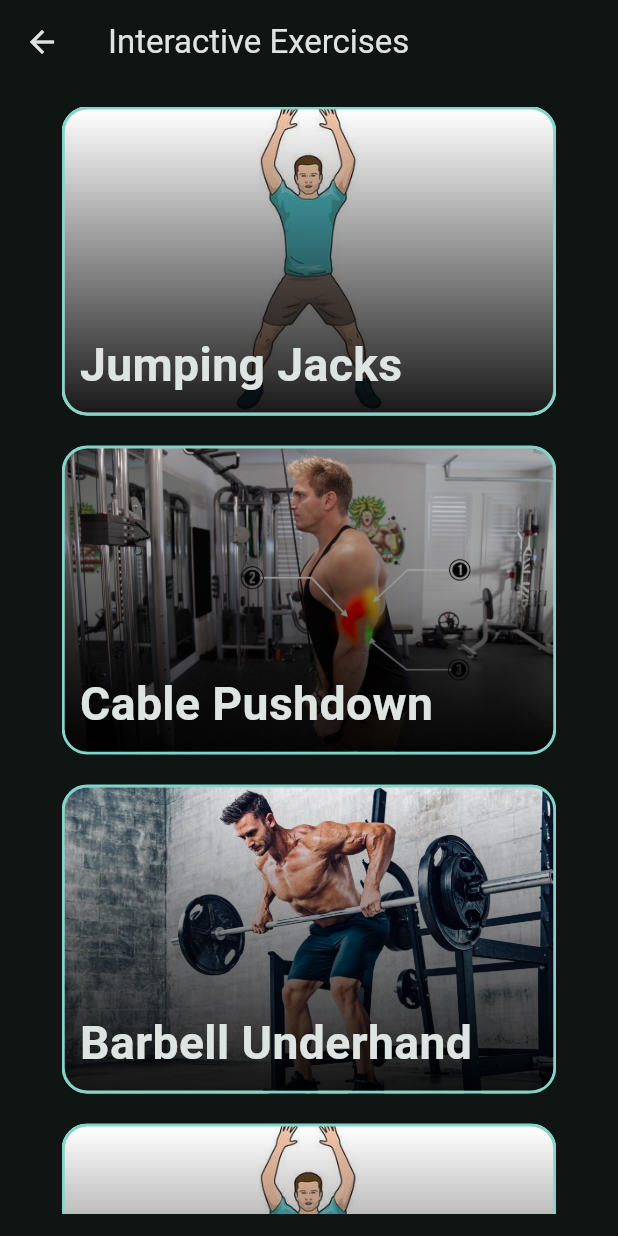
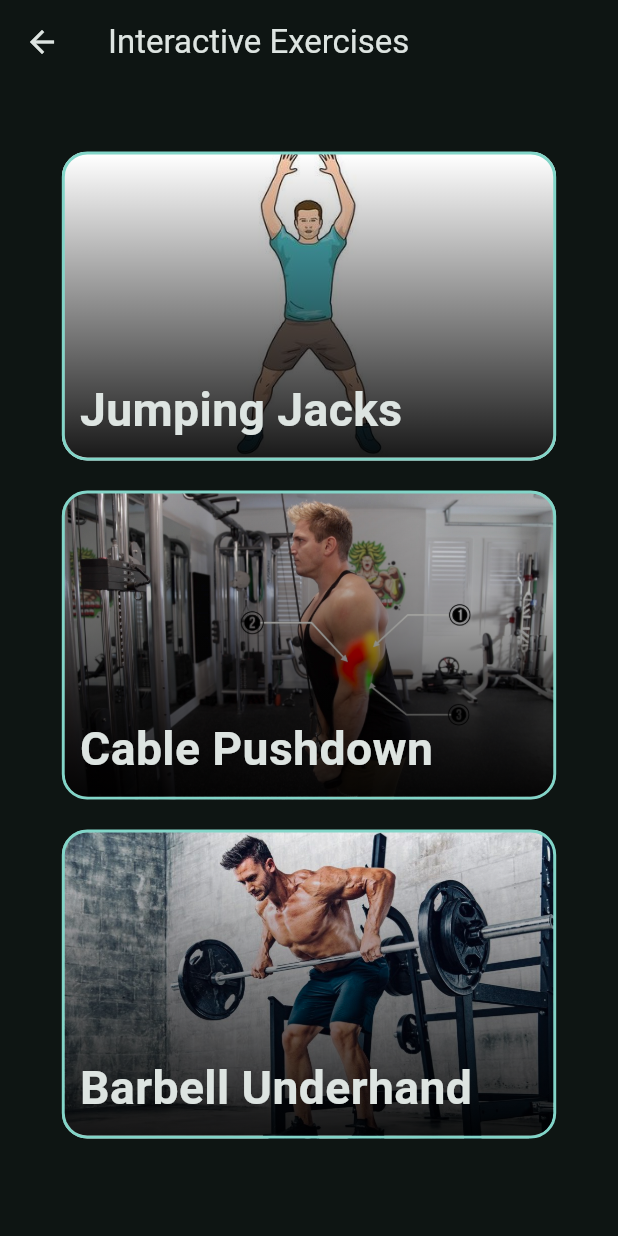
Before and after one commit to hkumar23/OrthoScan, a Flutter app: the ProfileScreen screen opened by its route, after a tap on "Home", after a tap on "Interactive Exercises", on a phone screen of 412 x 824 dp. Run offline on Flutter 3.47's test engine with Material 3 defaults, Android fonts, the phone set to English and light mode, and no system bars; our stand-ins replace camera, carousel_slider, cloud_firestore, firebase_auth, firebase_core, firebase_storage and 2 more; missing offline and left inert: google_mlkit_commons, google_mlkit_pose_detection; accounts and stored records are empty; network calls fail.

Commit message:
included different exercises functions in utils.dart

```diff
--- a/lib/knock_knee_detection/vision_detector_views/camera_view.dart
+++ b/lib/knock_knee_detection/vision_detector_views/camera_view.dart
@@ -105,9 +105,7 @@ class _CameraViewState extends State<CameraView> {
           if (widget.isExercise == false) _detectionViewModeToggle(),
           _zoomControl(),
           _exposureControl(),
-          widget.percentText!.contains("exercise")
-              ? _exerciseResultBox()
-              : _resultBox(),
+          widget.isExercise == true ? _exerciseResultBox() : _resultBox(),
           // _exerciseResultBox() //BYME:
         ],
       ),
--- a/lib/knock_knee_detection/vision_detector_views/detector_view.dart
+++ b/lib/knock_knee_detection/vision_detector_views/detector_view.dart
@@ -21,6 +21,7 @@ class DetectorView extends StatefulWidget {
     this.onCameraLensDirectionChanged,
     this.percentText,
     required this.isExercise, //BYME:
+    // required this.exerciseType, //BYME:
   });
 
   final String title;
@@ -34,6 +35,7 @@ class DetectorView extends StatefulWidget {
   final CameraLensDirection initialCameraLensDirection;
   final String? percentText; //BYME:
   final bool isExercise; //BYME:
+  // int exerciseType; //BYME:
 
   @override
   State<DetectorView> createState() => _DetectorViewState();
--- a/lib/screens/exercise_screen.dart
+++ b/lib/screens/exercise_screen.dart
@@ -1,4 +1,5 @@
 import 'package:flutter/material.dart';
+import 'package:orthoscan2/utils/exercise_type.dart';
 import 'package:orthoscan2/widgets/exercise_item.dart';
 
 class ExerciseScreen extends StatelessWidget {
@@ -12,7 +13,7 @@ class ExerciseScreen extends StatelessWidget {
         ),
         body: Container(
           alignment: Alignment.center,
-          padding: const EdgeInsets.all(15),
+          padding: const EdgeInsets.symmetric(horizontal: 15),
           child: const SingleChildScrollView(
             child: Column(
               mainAxisAlignment: MainAxisAlignment.center,
@@ -21,26 +22,29 @@ class ExerciseScreen extends StatelessWidget {
                   imageUrl: "assets/images/Jumping_jack_image.jpg",
                   exerciseName: "Jumping Jacks",
                   gifUrl: "assets/gifs/Jumping_jacks_animation.gif",
+                  type: ExcerciseType.jumpingJacks,
                 ),
                 SizedBox(height: 20),
                 ExcerciseItem(
                   imageUrl: "assets/images/Cable_pushdown_image.jpg",
                   exerciseName: "Cable Pushdown",
                   gifUrl: "assets/gifs/Cable_pushdown_animation.gif",
+                  type: ExcerciseType.cablePushdown,
                 ),
                 SizedBox(height: 20),
                 ExcerciseItem(
                   imageUrl: "assets/images/Barbell_underhand_image.jpg",
                   exerciseName: "Barbell Underhand",
                   gifUrl: "assets/gifs/Barbell__underhand_animation.gif",
+                  type: ExcerciseType.barbellUnderhand,
                 ),
                 SizedBox(height: 20),
-                ExcerciseItem(
-                  imageUrl: "assets/images/Jumping_jack_image.jpg",
-                  exerciseName: "Jumping Jacks",
-                  gifUrl: "assets/gifs/Jumping_jacks_animation.gif",
-                ),
-                SizedBox(height: 20),
+                // ExcerciseItem(
+                //   imageUrl: "assets/images/Jumping_jack_image.jpg",
+                //   exerciseName: "Jumping Jacks",
+                //   gifUrl: "assets/gifs/Jumping_jacks_animation.gif",
+                // ),
+                // SizedBox(height: 20),
               ],
             ),
           ),
--- a/lib/screens/profile_screen.dart
+++ b/lib/screens/profile_screen.dart
@@ -11,10 +11,7 @@ import 'package:provider/provider.dart';
 class ProfileScreen extends StatelessWidget {
   static const routeName = '/profile-screen';
   // File? userImage;
-  ProfileScreen(
-    this.toggleAppTheme,
-    this.themeBrightness,
-    );
+  ProfileScreen(this.toggleAppTheme, this.themeBrightness, {super.key});
   Brightness themeBrightness;
   void Function() toggleAppTheme;
 
@@ -22,8 +19,8 @@ class ProfileScreen extends StatelessWidget {
 
   @override
   Widget build(BuildContext context) {
-    final currUser=FirebaseAuth.instance.currentUser;
-    Color primColor=Theme.of(context).colorScheme.primary;
+    final currUser = FirebaseAuth.instance.currentUser;
+    Color primColor = Theme.of(context).colorScheme.primary;
 
     return Scaffold(
       resizeToAvoidBottomInset: false,
@@ -33,29 +30,35 @@ class ProfileScreen extends StatelessWidget {
       body: Stack(
         children: [
           Container(
-            height: MediaQuery.of(context).size.height*0.45,
+            height: MediaQuery.of(context).size.height * 0.45,
             decoration: BoxDecoration(
                 image: DecorationImage(
-                image: const NetworkImage("https://cdn.wallpapersafari.com/56/84/YCLrBl.jpg"),
+                    image: const NetworkImage(
+                        "https://cdn.wallpapersafari.com/56/84/YCLrBl.jpg"),
                     fit: BoxFit.cover,
                     opacity: 0.5,
                     colorFilter: ColorFilter.mode(
                       primColor,
-                  BlendMode.multiply,)
-                )
-            ),
+                      BlendMode.multiply,
+                    ))),
           ),
           Column(
             children: [
               Flexible(
                 flex: 1,
                 child: StreamBuilder(
-                  stream: FirebaseFirestore.instance.collection("users").doc(currUser!.uid).snapshots(),
+                    stream: FirebaseFirestore.instance
+                        .collection("users")
+                        .doc(currUser!.uid)
+                        .snapshots(),
                     builder: (context, userSnapshot) {
-                    final userData=userSnapshot.data;
-                    if(userSnapshot.connectionState == ConnectionState.waiting ||
-                    userData==null){
-                      return const Center(child: CircularProgressIndicator(),);
+                      final userData = userSnapshot.data;
+                      if (userSnapshot.connectionState ==
+                              ConnectionState.waiting ||
+                          userData == null) {
+                        return const Center(
+                          child: CircularProgressIndicator(),
+                        );
                       }
                       return Column(
                           mainAxisAlignment: MainAxisAlignment.end,
@@ -69,28 +72,40 @@ class ProfileScreen extends StatelessWidget {
                                       blurRadius: 15,
                                       offset: const Offset(0, 5),
                                     )
-                            ]
-                          ),
+                                  ]),
                               child: CircleAvatar(
                                 radius: 70,
-                            backgroundImage: NetworkImage(userData["userImageUrl"]),
+                                backgroundImage:
+                                    NetworkImage(userData["userImageUrl"]),
                               ),
                             ),
-                        const SizedBox(height: 5,),
+                            const SizedBox(
+                              height: 5,
+                            ),
                             Text(
                               userData["username"],
-                          style: Theme.of(context).textTheme.headlineLarge!.copyWith(
-                            color: Theme.of(context).colorScheme.onInverseSurface,
+                              style: Theme.of(context)
+                                  .textTheme
+                                  .headlineLarge!
+                                  .copyWith(
+                                      color: Theme.of(context)
+                                          .colorScheme
+                                          .onInverseSurface,
                                       fontWeight: FontWeight.bold),
                             ),
                             Text(
                               userData["email"],
-                          style: Theme.of(context).textTheme.bodyLarge!.copyWith(
-                            color: Theme.of(context).colorScheme.onInverseSurface,
-                            fontWeight: FontWeight.bold),),
+                              style: Theme.of(context)
+                                  .textTheme
+                                  .bodyLarge!
+                                  .copyWith(
+                                      color: Theme.of(context)
+                                          .colorScheme
+                                          .onInverseSurface,
+                                      fontWeight: FontWeight.bold),
+                            ),
                           ]);
-                  }
-                ),
+                    }),
               ),
               Flexible(
                 flex: 2,
@@ -103,38 +118,61 @@ class ProfileScreen extends StatelessWidget {
                       child: Column(
                         mainAxisSize: MainAxisSize.min,
                         children: [
-                                  const SizedBox(height: 20,),
+                          const SizedBox(
+                            height: 20,
+                          ),
                           ListTile(
                             leading: const Icon(Icons.edit),
-                                    title: const Text("Edit Name",style: TextStyle(fontWeight: FontWeight.bold),),
+                            title: const Text(
+                              "Edit Name",
+                              style: TextStyle(fontWeight: FontWeight.bold),
+                            ),
                             trailing: const Icon(Icons.arrow_forward_rounded),
-                                    onTap: (){
+                            onTap: () {
                               showDialog(
                                 context: context,
-                                        builder: (BuildContext context){
+                                builder: (BuildContext context) {
                                   return AlertDialog(
-                                            backgroundColor: Theme.of(context).colorScheme.secondaryContainer,
+                                    backgroundColor: Theme.of(context)
+                                        .colorScheme
+                                        .secondaryContainer,
                                     title: Text(
                                       "Choose a New Name",
-                                              style: Theme.of(context).textTheme.headlineSmall,
+                                      style: Theme.of(context)
+                                          .textTheme
+                                          .headlineSmall,
                                     ),
                                     content: TextField(
                                       controller: _updateNameController,
-                                                        decoration: const InputDecoration(border: OutlineInputBorder()),
+                                      decoration: const InputDecoration(
+                                          border: OutlineInputBorder()),
                                     ),
                                     actions: [
                                       OutlinedButton(
-                                                onPressed: () => Navigator.of(context).pop(),
+                                        onPressed: () =>
+                                            Navigator.of(context).pop(),
                                         child: const Text("Close"),
                                       ),
                                       FilledButton(
                                         onPressed: () async {
-                                                    await FirebaseFirestore.instance.collection("users").doc(currUser.uid).update({"username":_updateNameController.text.trim()});
+                                          await FirebaseFirestore.instance
+                                              .collection("users")
+                                              .doc(currUser.uid)
+                                              .update({
+                                            "username": _updateNameController
+                                                .text
+                                                .trim()
+                                          });
                                           Navigator.of(context).pop();
-                                                    ScaffoldMessenger.of(context).showSnackBar(
+                                          ScaffoldMessenger.of(context)
+                                              .showSnackBar(
                                             SnackBar(
-                                                        backgroundColor: Theme.of(context).colorScheme.primary,
-                                                        content: const Text("Information Updated")),
+                                                backgroundColor:
+                                                    Theme.of(context)
+                                                        .colorScheme
+                                                        .primary,
+                                                content: const Text(
+                                                    "Information Updated")),
                                           );
                                         },
                                         child: const Text("Update"),
@@ -145,44 +183,62 @@ class ProfileScreen extends StatelessWidget {
                               );
                             },
                           ),
-                                  ListTile(
-                                    leading: const Icon(Icons.image),
-                                    title: const Text("Change Profile Image",style: TextStyle(fontWeight: FontWeight.bold),),
-                                    trailing: const Icon(Icons.arrow_forward_rounded),
-                                    onTap: (){},
-                                  ),
+                          // ListTile(
+                          //   leading: const Icon(Icons.image),
+                          //   title: const Text(
+                          //     "Change Profile Image",
+                          //     style: TextStyle(fontWeight: FontWeight.bold),
+                          //   ),
+                          //   trailing: const Icon(Icons.arrow_forward_rounded),
+                          //   onTap: () {
+
+                          //   },
+                          // ),
                           ListTile(
                             leading: const Icon(Icons.lock),
-                                    title: const Text("Change Password",style: TextStyle(fontWeight: FontWeight.bold),),
+                            title: const Text(
+                              "Change Password",
+                              style: TextStyle(fontWeight: FontWeight.bold),
+                            ),
                             trailing: const Icon(Icons.arrow_forward_rounded),
-                                    onTap: (){
+                            onTap: () {
                               showDialog(
                                 context: context,
-                                        builder: (BuildContext context){
+                                builder: (BuildContext context) {
                                   return AlertDialog(
-                                            backgroundColor: Theme.of(context).colorScheme.secondaryContainer,
-                                            title: const Text("Confirm Password Change"),
+                                    backgroundColor: Theme.of(context)
+                                        .colorScheme
+                                        .secondaryContainer,
+                                    title:
+                                        const Text("Confirm Password Change"),
                                     actions: [
                                       FilledButton(
-                                                onPressed: (){
-                                                  Provider.of<Auth>(context,listen: false).resetPassword(currUser.email!, context);
+                                        onPressed: () {
+                                          Provider.of<Auth>(context,
+                                                  listen: false)
+                                              .resetPassword(
+                                                  currUser.email!, context);
                                           Navigator.of(context).pop();
-                                                  ScaffoldMessenger.of(context).showSnackBar(
+                                          ScaffoldMessenger.of(context)
+                                              .showSnackBar(
                                             SnackBar(
-                                                        backgroundColor: Theme.of(context).colorScheme.primary,
+                                                backgroundColor:
+                                                    Theme.of(context)
+                                                        .colorScheme
+                                                        .primary,
                                                 content: const Text(
                                                   "Password reset email sent successfully",
                                                   // style: TextStyle(fontWeight: FontWeight.bold),
                                                 )),
                                           );
                                         },
-                                                child: Text("Yes"),
+                                        child: const Text("Yes"),
                                       ),
                                       OutlinedButton(
-                                                onPressed: (){
+                                        onPressed: () {
                                           Navigator.of(context).pop();
                                         },
-                                                child: Text("No"),
+                                        child: const Text("No"),
                                       )
                                     ],
                                   );
@@ -190,69 +246,95 @@ class ProfileScreen extends StatelessWidget {
                               );
                             },
                           ),
+                          // ListTile(
+                          //   leading: const Icon(Icons.history),
+                          //   title: const Text(
+                          //     "History and Progress",
+                          //     style: TextStyle(fontWeight: FontWeight.bold),
+                          //   ),
+                          //   trailing: const Icon(Icons.arrow_forward_rounded),
+                          //   onTap: () {
+                          //     Navigator.of(context)
+                          //         .pushNamed(HistoryAndProgress.routeName);
+                          //   },
+                          // ),
                           ListTile(
-                                    leading: const Icon(Icons.history),
-                                    title: const Text("History and Progress",style: TextStyle(fontWeight: FontWeight.bold),),
+                            leading: const Icon(Icons.home),
+                            title: const Text(
+                              "Home",
+                              style: TextStyle(fontWeight: FontWeight.bold),
+                            ),
                             trailing: const Icon(Icons.arrow_forward_rounded),
-                                    onTap: (){
-                                      Navigator.of(context).pushNamed(HistoryAndProgress.routeName);
+                            onTap: () {
+                              Navigator.of(context)
+                                  .pushReplacementNamed(HomeScreen.routeName);
                             },
                           ),
                           ListTile(
-                                    leading: const Icon(Icons.home),
-                                    title: const Text("Home",style: TextStyle(fontWeight: FontWeight.bold),),
-                                    trailing: const Icon(Icons.arrow_forward_rounded),
-                                    onTap: () {
-                                      Navigator.of(context).pushReplacementNamed(HomeScreen.routeName);
-                                    },
+                            leading: Icon(themeBrightness == Brightness.light
+                                ? Icons.dark_mode
+                                : Icons.light_mode),
+                            title: const Text(
+                              "Switch Theme",
+                              style: TextStyle(fontWeight: FontWeight.bold),
                             ),
-                                  ListTile(
-                                    leading: Icon(
-                                      themeBrightness==Brightness.light ?
-                                      Icons.dark_mode:
-                                      Icons.light_mode),
-                                    title: const Text("Switch Theme",style: TextStyle(fontWeight: FontWeight.bold),),
                             trailing: const Icon(Icons.arrow_forward),
                             onTap: toggleAppTheme,
                           ),
                           ListTile(
                             leading: const Icon(Icons.feedback),
-                                    title: const Text("Feedback",style: TextStyle(fontWeight: FontWeight.bold),),
+                            title: const Text(
+                              "Feedback",
+                              style: TextStyle(fontWeight: FontWeight.bold),
+                            ),
                             trailing: const Icon(Icons.arrow_forward_rounded),
-                                    onTap: (){
-                                      Navigator.of(context).pushNamed(FeedbackScreen.routeName);
+                            onTap: () {
+                              Navigator.of(context)
+                                  .pushNamed(FeedbackScreen.routeName);
                             },
                           ),
                           ListTile(
-                                    leading: Icon(Icons.logout),
-                                    title: Text("Logout",style: TextStyle(fontWeight: FontWeight.bold),),
-                                    trailing: Icon(Icons.arrow_forward_rounded),
+                            leading: const Icon(Icons.logout),
+                            title: const Text(
+                              "Logout",
+                              style: TextStyle(fontWeight: FontWeight.bold),
+                            ),
+                            trailing: const Icon(Icons.arrow_forward_rounded),
                             iconColor: Colors.redAccent,
                             textColor: Colors.redAccent,
-                                    onTap: (){
+                            onTap: () {
                               showDialog(
                                 context: context,
-                                        builder: (BuildContext context){
+                                builder: (BuildContext context) {
                                   return AlertDialog(
-                                            backgroundColor: Theme.of(context).colorScheme.tertiaryContainer,
-                                          title: const Text("Are you sure you want to logout?"),
+                                    backgroundColor: Theme.of(context)
+                                        .colorScheme
+                                        .tertiaryContainer,
+                                    title: const Text(
+                                        "Are you sure you want to logout?"),
                                     actions: [
                                       OutlinedButton(
-                                              onPressed: (){
-                                                Provider.of<Auth>(context,listen: false).logout(context);
+                                        onPressed: () {
+                                          Provider.of<Auth>(context,
+                                                  listen: false)
+                                              .logout(context);
                                         },
-                                              child: Text("Yes"),
+                                        child: const Text("Yes"),
                                       ),
                                       FilledButton(
-                                              onPressed: () => Navigator.of(context).pop(),
-                                              child: Text("No"),
+                                        onPressed: () =>
+                                            Navigator.of(context).pop(),
+                                        child: const Text("No"),
                                       )
                                     ],
-                                        );},
+                                  );
+                                },
                               );
                             },
                           ),
-                                  SizedBox(height: 20,),
+                          const SizedBox(
+                            height: 20,
+                          ),
                         ],
                       ),
                     ),
--- /dev/null
+++ b/lib/utils/exercise_type.dart
@@ -0,0 +1,6 @@
+enum ExcerciseType {
+  notSelected,
+  jumpingJacks,
+  cablePushdown,
+  barbellUnderhand,
+}
```
Also changed, not shown: lib/knock_knee_detection/vision_detector_views/pose_detector_view.dart (+25 -4 lines), lib/knock_knee_detection/vision_detector_views/utils.dart (+13 -2 lines), lib/screens/home_screen.dart (+9 -4 lines), lib/widgets/exercise_item.dart (+16 -3 lines), lib/widgets/side_drawer.dart (+39 -15 lines). Lines whose indentation alone changed are shown as unchanged.
